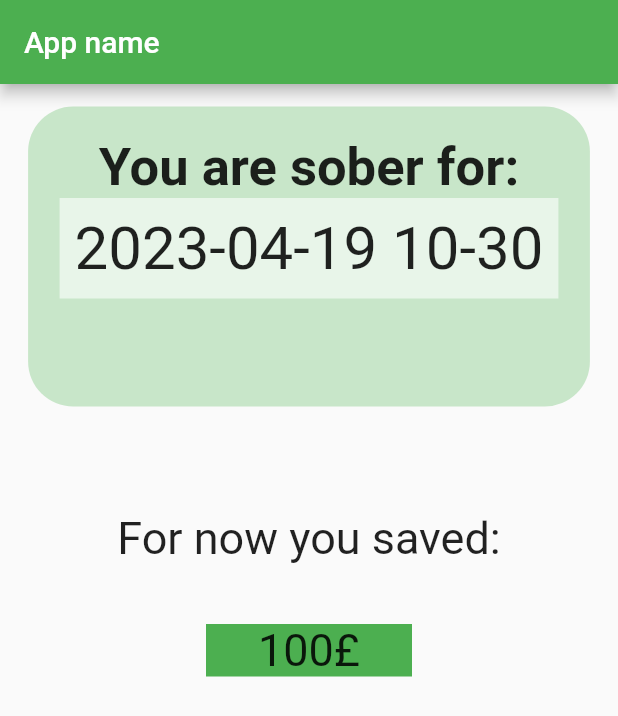
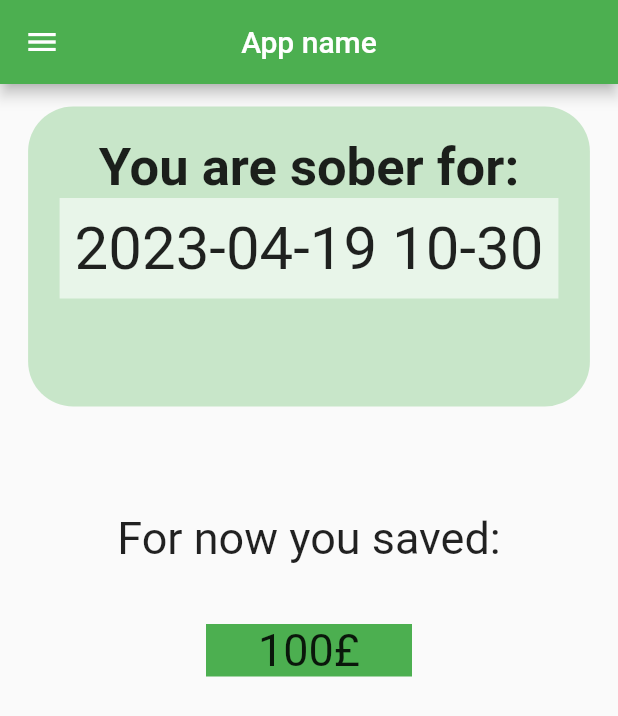
Before and after one commit to paologeroin/pim_group, a Flutter app: the HomePage screen opened directly, on a phone screen of 412 x 824 dp. Shown: the top 716 px of the screen. Run offline on Flutter 3.47's test engine with Material 2 defaults, Android fonts, the phone set to English and light mode, and no system bars; our stand-ins replace flutter_login.

Commit message:
Added drawer and classes: Logout , About, Settings

```diff
--- a/project/lib/pages/HomePage.dart
+++ b/project/lib/pages/HomePage.dart
@@ -1,4 +1,7 @@
 import 'package:flutter/material.dart';
+import 'LoginPage.dart';
+import 'AboutPage.dart';
+import 'SettingsPage.dart';
 
 /// Definition of HomePage class
 class HomePage extends StatefulWidget {
@@ -16,8 +19,54 @@ class _HomePage extends State<HomePage> {
     convertedDateTime =
         "${now.year.toString()}-${now.month.toString().padLeft(2, '0')}-${now.day.toString().padLeft(2, '0')} ${now.hour.toString().padLeft(2, '0')}-${now.minute.toString().padLeft(2, '0')}";
     return Scaffold(
+        drawer: Drawer(
 
-        appBar: AppBar(title: const Text('App name')),
+      child: ListView(
+        // Important: Remove any padding from the ListView.
+        padding: EdgeInsets.zero,
+
+        children: [
+
+          SizedBox(
+            height: 50,
+          ),
+
+          ListTile(
+            leading: Icon(
+              Icons.logout_outlined,
+            ),
+            title: const Text('Logout'),
+            onTap: () {
+              Navigator.push(context, MaterialPageRoute(builder: (context) => LoginPage()));
+            },
+          ),
+          Divider(),
+          ListTile(
+            leading: Icon(
+              Icons.info_outline,
+            ),
+            title: const Text('About'),
+            onTap: () {
+              Navigator.push(context, MaterialPageRoute(builder: (context) => AboutPage()));
+            },
+          ),
+
+          ListTile(
+            leading: Icon(
+              Icons.settings,
+            ),
+            title: const Text('Settings'),
+            onTap: () {
+              // TO DO: create settings page
+              Navigator.push(context, MaterialPageRoute(builder: (context) => SettingsPage()));
+            },
+          ),
+
+        ],
+      ),
+    ),
+
+        appBar: AppBar(title: const Text('App name', textAlign: TextAlign.center), centerTitle: true),
         body: Column(
           children: [
             Center(
@@ -77,6 +126,6 @@ class _HomePage extends State<HomePage> {
               ),
             )),
           ],
-        ));
+        ),);
   }
 }
--- a/project/lib/pages/LoginPage.dart
+++ b/project/lib/pages/LoginPage.dart
@@ -27,7 +27,7 @@ class LoginPage extends StatelessWidget {
   @override
   Widget build(BuildContext context) {
     return FlutterLogin(
-      title: 'login_flow',
+      title: 'Welcome',
       onLogin: _loginUser,
       onSignup: _signUpUser,
       onRecoverPassword: _recoverPassword,
--- a/project/lib/pages/ProfilePage.dart
+++ b/project/lib/pages/ProfilePage.dart
@@ -8,7 +8,7 @@ class ProfilePage extends StatelessWidget {
     return  Scaffold(
       appBar: AppBar(title: const Text('Profile')),
       body: Center(
-        child: Text('a domani')
+        child: Text('Profile page')
 
       )
     );
--- a/project/pubspec.yaml
+++ b/project/pubspec.yaml
@@ -59,6 +59,10 @@ flutter:
   # the material Icons class.
   uses-material-design: true
 
+  assets:
+    - assets/images/unipd-universita-di-padova.png
+    - assets/images/dei-logo.png
+
   # To add assets to your application, add an assets section, like this:
   # assets:
   #   - images/a_dot_burr.jpeg
```
Also changed, not shown: project/lib/pages/AboutPage.dart (added, +60 -0 lines), project/lib/pages/SettingsPage.dart (added, +11 -0 lines), project/assets/images/dei-logo.png (added), project/assets/images/unipd-universita-di-padova.png (added), project/pubspec.lock, 1 other file.
